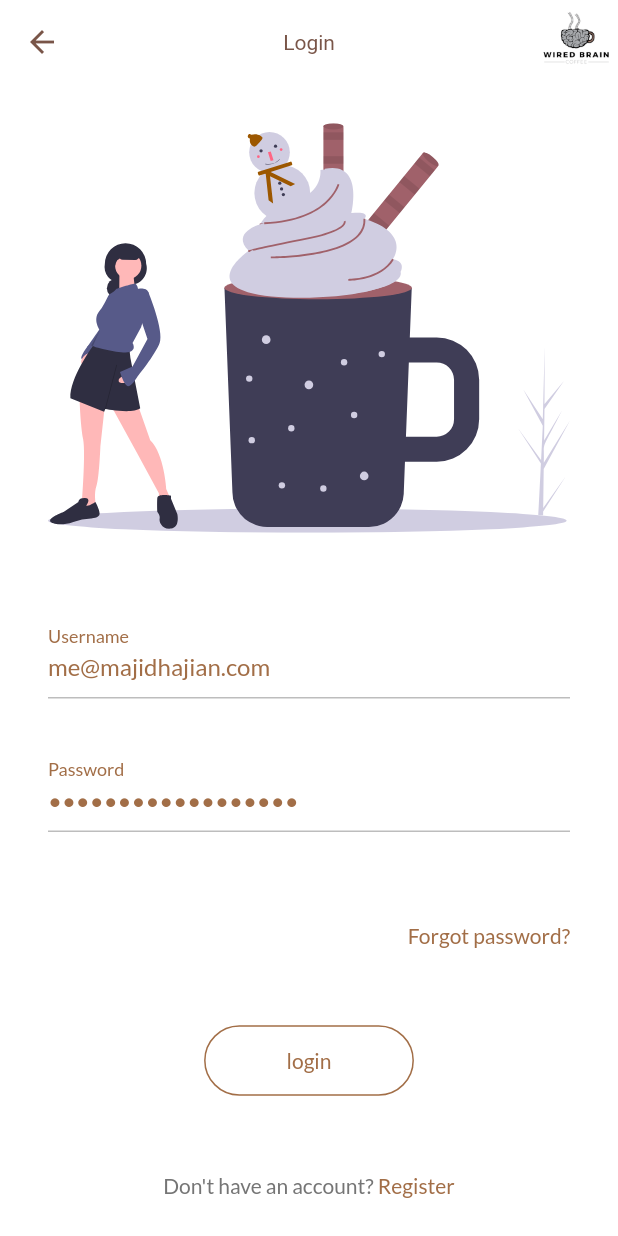
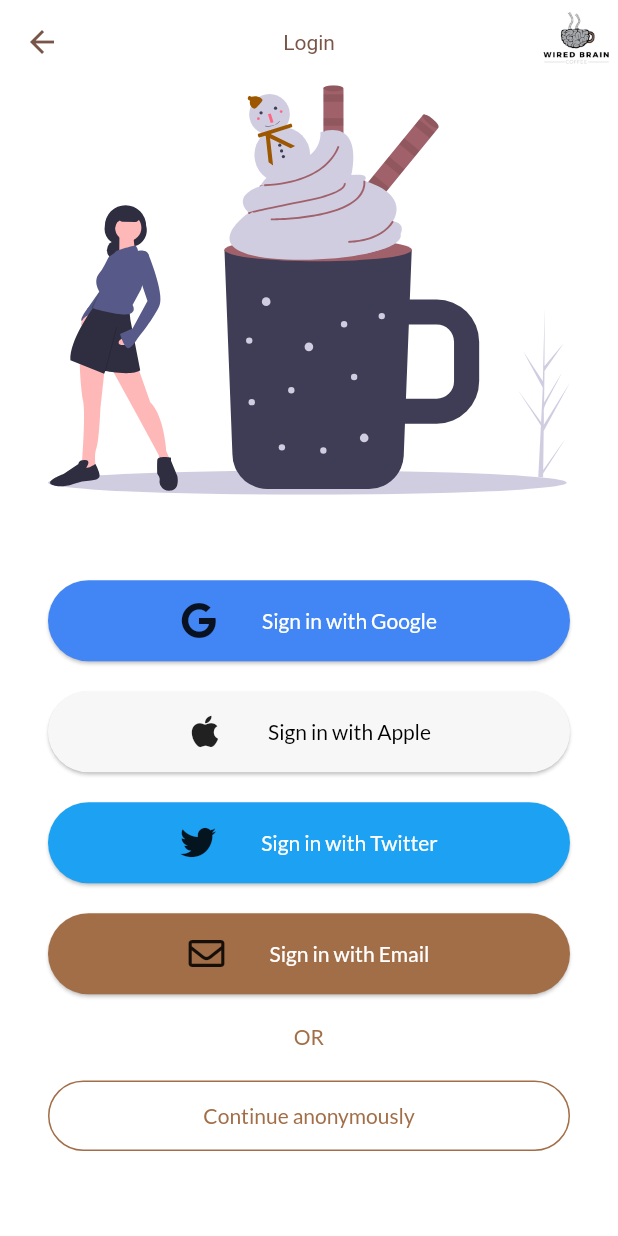
Before and after one commit to mhadaily/pluralsight-firebase-flutter, a Flutter app: the screen it shows after launch, after a tap on "Log In", on a phone screen of 412 x 824 dp. Run offline on Flutter 3.47's test engine with Material 2 defaults, Android fonts, the phone set to English and light mode, and no system bars; our stand-ins replace firebase_analytics, firebase_core, flutter_spinkit, flutter_svg, font_awesome_flutter, google_fonts; accounts and stored records are empty; network calls fail.

Commit message:
add social media button login

```diff
--- a/lib/coffee_app.dart
+++ b/lib/coffee_app.dart
@@ -1,3 +1,4 @@
+// ignore: import_of_legacy_library_into_null_safe
 import 'package:firebase_analytics/observer.dart';
 import 'package:flutter/material.dart';
 import 'package:wiredbrain/services/analytics.dart';
--- a/lib/screens/home.dart
+++ b/lib/screens/home.dart
@@ -4,6 +4,7 @@ import 'package:wiredbrain/widgets/button.dart';
 
 import '../coffee_router.dart';
 import 'login.dart';
+import 'login_email.dart';
 
 class HomeScreen extends StatefulWidget {
   static String routeName = 'homeScreen';
@@ -19,8 +20,6 @@ class HomeScreen extends StatefulWidget {
 }
 
 class _HomeScreenState extends State<HomeScreen> {
-  final loginScaffoldKey = GlobalKey<ScaffoldState>();
-
   @override
   Widget build(BuildContext context) {
     return Scaffold(
@@ -51,7 +50,7 @@ class _HomeScreenState extends State<HomeScreen> {
                 CommonButton(
                   onPressed: () {
                     CoffeeRouter.instance.push(
-                      LoginScreen.route(loginScaffoldKey),
+                      LoginEmailScreen.route(),
                     );
                   },
                   text: 'Register',
@@ -63,7 +62,7 @@ class _HomeScreenState extends State<HomeScreen> {
                 CommonButton(
                   onPressed: () {
                     Navigator.of(context).push(
-                      LoginScreen.route(loginScaffoldKey),
+                      LoginScreen.route(),
                     );
                   },
                   text: 'Log In',
--- a/lib/screens/login.dart
+++ b/lib/screens/login.dart
@@ -1,30 +1,19 @@
 import 'package:flutter/cupertino.dart';
 import 'package:flutter/material.dart';
 import 'package:flutter_svg/flutter_svg.dart';
-import 'package:wiredbrain/data_providers/http_client.dart';
-import 'package:wiredbrain/services/analytics.dart';
-import '../widgets/button.dart';
-import '../widgets/create_account.dart';
-import '../widgets/login_inputs.dart';
-import '../data_providers/auth_data_provider.dart';
-import '../coffee_router.dart';
-import '../constants.dart';
-import 'menu.dart';
+import 'package:wiredbrain/widgets/button.dart';
+import 'package:wiredbrain/widgets/social_button.dart';
+
+import 'login_email.dart';
 
 class LoginScreen extends StatefulWidget {
-  const LoginScreen({
-    required this.scaffoldKey,
-  });
-
-  final scaffoldKey;
+  const LoginScreen();
 
   static String routeName = 'loginScreen';
-  static Route<LoginScreen> route(loginScaffoldKey) {
+  static Route<LoginScreen> route() {
     return MaterialPageRoute<LoginScreen>(
       settings: RouteSettings(name: routeName),
-      builder: (BuildContext context) => LoginScreen(
-        scaffoldKey: loginScaffoldKey,
-      ),
+      builder: (BuildContext context) => const LoginScreen(),
     );
   }
 
@@ -37,8 +26,6 @@ class _LoginScreenState extends State<LoginScreen> {
   final _emailFieldController = TextEditingController();
   final _passwordFieldController = TextEditingController();
 
-  final AnalyticsService _analyticsService = AnalyticsService();
-
   @override
   void initState() {
     super.initState();
@@ -50,7 +37,6 @@ class _LoginScreenState extends State<LoginScreen> {
   Widget build(BuildContext context) {
     return Scaffold(
       resizeToAvoidBottomInset: false,
-      key: widget.scaffoldKey,
       appBar: AppBar(
         title: Text("Login"),
         actions: [
@@ -63,10 +49,8 @@ class _LoginScreenState extends State<LoginScreen> {
       ),
       body: Padding(
         padding: const EdgeInsets.symmetric(horizontal: 32),
-        child: Form(
-          key: formKey,
         child: Column(
-            mainAxisAlignment: MainAxisAlignment.spaceAround,
+          mainAxisAlignment: MainAxisAlignment.start,
           children: <Widget>[
             Center(
               child: SvgPicture.asset(
@@ -77,83 +61,35 @@ class _LoginScreenState extends State<LoginScreen> {
                 fit: BoxFit.fitWidth,
               ),
             ),
-              LoginInputs(
-                emailFieldController: _emailFieldController,
-                passwordFieldController: _passwordFieldController,
-              ),
-              Row(
-                mainAxisAlignment: MainAxisAlignment.end,
-                children: <Widget>[
-                  Text(
-                    "Forgot password?",
-                    style: TextStyle(
-                      color: darkBrown,
-                      fontWeight: FontWeight.w500,
-                    ),
+            Flexible(
+              child: Column(
+                mainAxisAlignment: MainAxisAlignment.center,
+                crossAxisAlignment: CrossAxisAlignment.stretch,
+                children: [
+                  SignInButton.google(onPressed: () {}),
+                  SizedBox(height: 20),
+                  SignInButton.apple(onPressed: () {}),
+                  SizedBox(height: 20),
+                  SignInButton.twitter(onPressed: () {}),
+                  SizedBox(height: 20),
+                  SignInButton.mail(onPressed: () {
+                    Navigator.of(context).push(
+                      LoginEmailScreen.route(),
+                    );
+                  }),
+                  SizedBox(height: 20),
+                  Center(child: Text('OR')),
+                  SizedBox(height: 20),
+                  CommonButton(
+                    onPressed: () {},
+                    text: 'Continue anonymously',
                   ),
                 ],
               ),
-              CommonButton(
-                onPressed: _onSubmitLoginButton,
-                text: 'login',
-              ),
-              CreateAccount(),
+            )
           ],
-          ),
         ),
       ),
     );
   }
-
-  bool _isFormValidated() {
-    final FormState form = formKey.currentState!;
-    return form.validate();
 }
-
-  _onSubmitLoginButton() async {
-    if (_isFormValidated()) {
-      widget.scaffoldKey.currentState.showSnackBar(_loadingSnackBar());
-      final BaseAuth auth = AuthDataProvider(http: HttpClient());
-
-      final String email = _emailFieldController.text;
-      final String password = _passwordFieldController.text;
-      final bool loggedIn = await auth.signInWithEmailAndPassword(
-        email,
-        password,
-      );
-
-      widget.scaffoldKey.currentState.hideCurrentSnackBar();
-
-      if (loggedIn) {
-        _analyticsService.logLogin();
-
-        _analyticsService.setUserProperties(
-          userId: email,
-          userRole: 'customer',
-        );
-
-        CoffeeRouter.instance.push(MenuScreen.route());
-      } else {
-        final snackBar = SnackBar(
-          backgroundColor: Colors.red,
-          content: Text('Your username / password is incorrect'),
-        );
-        widget.scaffoldKey.currentState.showSnackBar(snackBar);
-      }
-    }
-  }
-
-  Widget _loadingSnackBar() {
-    return SnackBar(
-      content: Row(
-        children: <Widget>[
-          CircularProgressIndicator(),
-          SizedBox(
-            width: 20,
-          ),
-          Text(" Signing-In...")
-        ],
-      ),
-    );
-  }
-}
--- /dev/null
+++ b/lib/widgets/social_button.dart
@@ -0,0 +1,103 @@
+import 'package:flutter/material.dart';
+import 'package:font_awesome_flutter/font_awesome_flutter.dart';
+import 'package:wiredbrain/constants.dart';
+
+@immutable
+class SignInButton extends StatelessWidget {
+  const SignInButton({
+    required this.onPressed,
+    required this.icon,
+    required this.btnColor,
+    required this.btnTextColor,
+    required this.btnText,
+    this.padding = 15.0,
+    this.shape = const StadiumBorder(),
+  });
+
+  final void Function() onPressed;
+  final Color btnColor;
+  final Color btnTextColor;
+  final String btnText;
+  final IconData icon;
+
+  final double padding;
+  final ShapeBorder shape;
+
+  factory SignInButton.apple({
+    required void Function() onPressed,
+  }) {
+    return SignInButton(
+      btnText: 'Sign in with Apple',
+      btnTextColor: Colors.black,
+      btnColor: const Color(0xfff7f7f7),
+      icon: FontAwesomeIcons.apple,
+      onPressed: onPressed,
+    );
+  }
+
+  factory SignInButton.twitter({
+    required onPressed,
+  }) =>
+      SignInButton(
+        btnText: 'Sign in with Twitter',
+        btnTextColor: Colors.white,
+        btnColor: const Color(0xFF1DA1F2),
+        icon: FontAwesomeIcons.twitter,
+        onPressed: onPressed,
+      );
+
+  factory SignInButton.google({
+    required onPressed,
+  }) =>
+      SignInButton(
+        btnText: 'Sign in with Google',
+        btnTextColor: Colors.white,
+        btnColor: const Color(0xff4285F4),
+        icon: FontAwesomeIcons.google,
+        onPressed: onPressed,
+      );
+
+  factory SignInButton.mail({
+    required onPressed,
+  }) =>
+      SignInButton(
+        btnText: 'Sign in with Email',
+        btnTextColor: Colors.white,
+        btnColor: darkBrown,
+        icon: FontAwesomeIcons.envelope,
+        onPressed: onPressed,
+      );
+
+  @override
+  Widget build(BuildContext context) {
+    return MaterialButton(
+      color: btnColor,
+      shape: shape,
+      onPressed: onPressed,
+      elevation: 1,
+      child: Container(
+        child: Row(
+          mainAxisSize: MainAxisSize.min,
+          mainAxisAlignment: MainAxisAlignment.start,
+          children: [
+            Padding(
+              padding: EdgeInsets.all(padding),
+              child: Icon(
+                icon,
+              ),
+            ),
+            Padding(
+              padding: EdgeInsets.all(padding),
+              child: Text(
+                btnText,
+                style: TextStyle(
+                  color: btnTextColor,
+                ),
+              ),
+            ),
+          ],
+        ),
+      ),
+    );
+  }
+}
```
Also changed, not shown: lib/screens/login_email.dart (added, +150 -0 lines), lib/widgets/coffee_count.dart (+19 -7 lines). Lines whose indentation alone changed are shown as unchanged.
